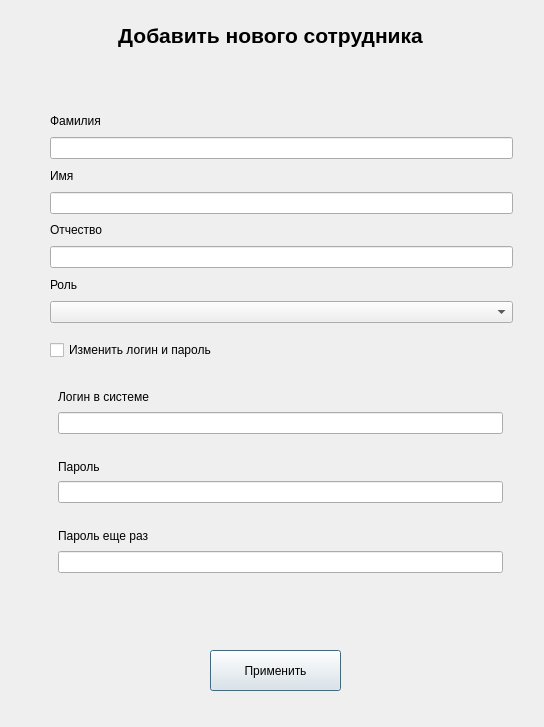
Old version of the form UI/editEmployeeWin.ui in the repository Vittallya/MlApp.
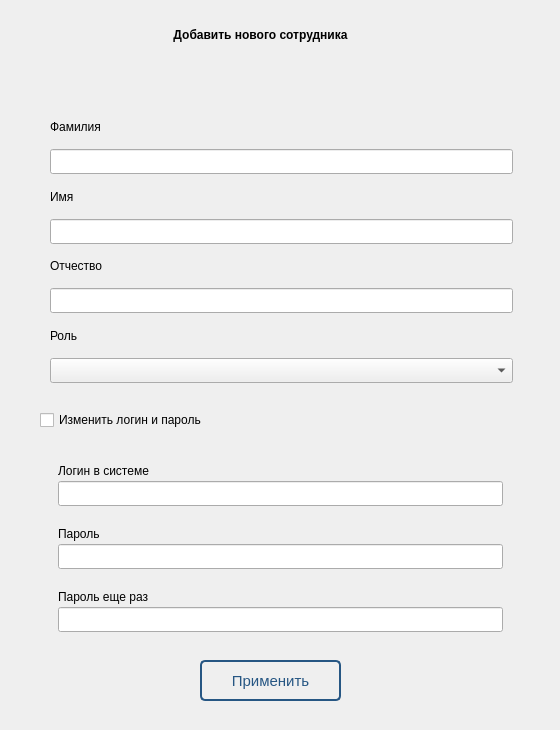
New version of the form.

```diff
--- a/UI/editEmployeeWin.ui
+++ b/UI/editEmployeeWin.ui
@@ -6,22 +6,52 @@
    <rect>
     <x>0</x>
     <y>0</y>
-    <width>544</width>
-    <height>727</height>
+    <width>560</width>
+    <height>730</height>
    </rect>
   </property>
+  <property name="minimumSize">
+   <size>
+    <width>560</width>
+    <height>730</height>
+   </size>
+  </property>
+  <property name="maximumSize">
+   <size>
+    <width>560</width>
+    <height>730</height>
+   </size>
+  </property>
   <property name="windowTitle">
    <string>Dialog</string>
   </property>
+  <property name="styleSheet">
+   <string notr="true">font: 10pt &quot;Trebuchet MS&quot;;</string>
+  </property>
   <widget class="QPushButton" name="pushButton">
    <property name="geometry">
     <rect>
-     <x>210</x>
-     <y>650</y>
-     <width>131</width>
+     <x>200</x>
+     <y>660</y>
+     <width>141</width>
      <height>41</height>
     </rect>
    </property>
+   <property name="styleSheet">
+    <string notr="true">QPushButton{
+	border-radius: 5px;
+	font-size: 11pt;
+	background-color: transparent;
+	border: 2px solid rgb(38, 86, 131);
+	transition: all 1s ease-out;
+	color: rgb(38, 86, 131);
+}
+QPushButton:hover{
+background-color: rgb(38, 86, 131);
+color: white;
+}
+</string>
+   </property>
    <property name="text">
     <string>Применить</string>
    </property>
@@ -29,9 +59,9 @@
   <widget class="QLabel" name="label_8">
    <property name="geometry">
     <rect>
-     <x>100</x>
+     <x>60</x>
      <y>10</y>
-     <width>341</width>
+     <width>401</width>
      <height>51</height>
     </rect>
    </property>
@@ -39,7 +69,7 @@
     <string>&lt;html&gt;&lt;head/&gt;&lt;body&gt;&lt;p align=&quot;center&quot;&gt;&lt;br/&gt;&lt;/p&gt;&lt;/body&gt;&lt;/html&gt;</string>
    </property>
    <property name="styleSheet">
-    <string notr="true">font-size: 16pt;
+    <string notr="true">font: 16pt &quot;Century Gothic&quot;;
 font-weight: bold;
 </string>
    </property>
@@ -50,8 +80,8 @@
   <widget class="QCheckBox" name="cbChangeLoginPsw">
    <property name="geometry">
     <rect>
-     <x>50</x>
-     <y>340</y>
+     <x>40</x>
+     <y>410</y>
      <width>199</width>
      <height>20</height>
     </rect>
@@ -64,9 +94,9 @@
    <property name="geometry">
     <rect>
      <x>40</x>
-     <y>370</y>
+     <y>440</y>
      <width>481</width>
-     <height>221</height>
+     <height>201</height>
     </rect>
    </property>
    <layout class="QVBoxLayout" name="verticalLayout_5">
@@ -75,6 +105,12 @@
       <layout class="QVBoxLayout" name="boxLogin">
        <item>
         <widget class="QLabel" name="label_4">
+         <property name="minimumSize">
+          <size>
+           <width>25</width>
+           <height>25</height>
+          </size>
+         </property>
          <property name="text">
           <string>Логин в системе</string>
          </property>
@@ -82,6 +118,12 @@
        </item>
        <item>
         <widget class="QLineEdit" name="editLogin">
+         <property name="minimumSize">
+          <size>
+           <width>0</width>
+           <height>25</height>
+          </size>
+         </property>
          <property name="echoMode">
           <enum>QLineEdit::Normal</enum>
          </property>
@@ -95,6 +137,12 @@
       <layout class="QVBoxLayout" name="boxPsw">
        <item>
         <widget class="QLabel" name="label_5">
+         <property name="minimumSize">
+          <size>
+           <width>25</width>
+           <height>25</height>
+          </size>
+         </property>
          <property name="text">
           <string>Пароль</string>
          </property>
@@ -102,6 +150,12 @@
        </item>
        <item>
         <widget class="QLineEdit" name="editPassword">
+         <property name="minimumSize">
+          <size>
+           <width>0</width>
+           <height>25</height>
+          </size>
+         </property>
          <property name="echoMode">
           <enum>QLineEdit::Normal</enum>
          </property>
@@ -115,6 +169,12 @@
       <layout class="QVBoxLayout" name="boxPswElse">
        <item>
         <widget class="QLabel" name="label_7">
+         <property name="minimumSize">
+          <size>
+           <width>25</width>
+           <height>25</height>
+          </size>
+         </property>
          <property name="text">
           <string>Пароль еще раз</string>
          </property>
@@ -122,6 +182,12 @@
        </item>
        <item>
         <widget class="QLineEdit" name="editPassword_2">
+         <property name="minimumSize">
+          <size>
+           <width>0</width>
+           <height>25</height>
+          </size>
+         </property>
          <property name="echoMode">
           <enum>QLineEdit::Normal</enum>
          </property>
@@ -138,7 +204,7 @@
      <x>41</x>
      <y>101</y>
      <width>481</width>
-     <height>231</height>
+     <height>291</height>
     </rect>
    </property>
    <layout class="QVBoxLayout" name="verticalLayout_4">
@@ -146,6 +212,12 @@
      <layout class="QVBoxLayout" name="verticalLayout">
       <item>
        <widget class="QLabel" name="label">
+        <property name="minimumSize">
+         <size>
+          <width>25</width>
+          <height>25</height>
+         </size>
+        </property>
         <property name="text">
          <string>Фамилия</string>
         </property>
@@ -153,6 +225,12 @@
       </item>
       <item>
        <widget class="QLineEdit" name="editSurname">
+        <property name="minimumSize">
+         <size>
+          <width>0</width>
+          <height>25</height>
+         </size>
+        </property>
         <property name="echoMode">
          <enum>QLineEdit::Normal</enum>
         </property>
@@ -164,6 +242,12 @@
      <layout class="QVBoxLayout" name="verticalLayout_2">
       <item>
        <widget class="QLabel" name="label_2">
+        <property name="minimumSize">
+         <size>
+          <width>25</width>
+          <height>25</height>
+         </size>
+        </property>
         <property name="text">
          <string>Имя</string>
         </property>
@@ -171,6 +255,12 @@
       </item>
       <item>
        <widget class="QLineEdit" name="editName">
+        <property name="minimumSize">
+         <size>
+          <width>0</width>
+          <height>25</height>
+         </size>
+        </property>
         <property name="echoMode">
          <enum>QLineEdit::Normal</enum>
         </property>
@@ -182,6 +272,12 @@
      <layout class="QVBoxLayout" name="verticalLayout_3">
       <item>
        <widget class="QLabel" name="label_3">
+        <property name="minimumSize">
+         <size>
+          <width>25</width>
+          <height>25</height>
+         </size>
+        </property>
         <property name="text">
          <string>Отчество</string>
         </property>
@@ -189,6 +285,12 @@
       </item>
       <item>
        <widget class="QLineEdit" name="editMidname">
+        <property name="minimumSize">
+         <size>
+          <width>0</width>
+          <height>25</height>
+         </size>
+        </property>
         <property name="echoMode">
          <enum>QLineEdit::Normal</enum>
         </property>
@@ -200,13 +302,26 @@
      <layout class="QVBoxLayout" name="verticalLayout_6">
       <item>
        <widget class="QLabel" name="label_6">
+        <property name="minimumSize">
+         <size>
+          <width>25</width>
+          <height>25</height>
+         </size>
+        </property>
         <property name="text">
          <string>Роль</string>
         </property>
        </widget>
       </item>
       <item>
-       <widget class="QComboBox" name="cmRoles"/>
+       <widget class="QComboBox" name="cmRoles">
+        <property name="minimumSize">
+         <size>
+          <width>0</width>
+          <height>25</height>
+         </size>
+        </property>
+       </widget>
       </item>
      </layout>
     </item>
```
